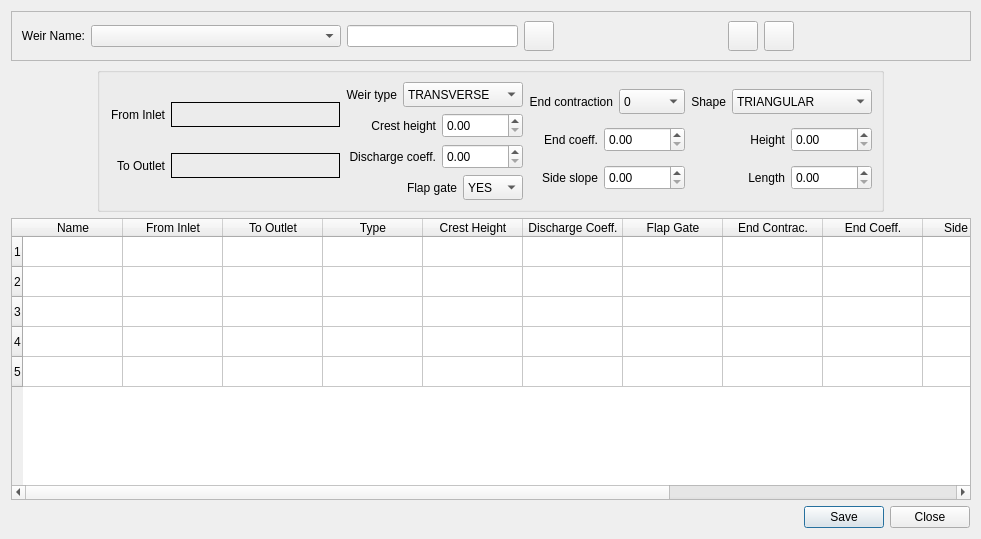
Old version of the form flo2d/ui/weirs.ui in the repository FLO-2DSoftware/qgis-flo-2d-plugin.
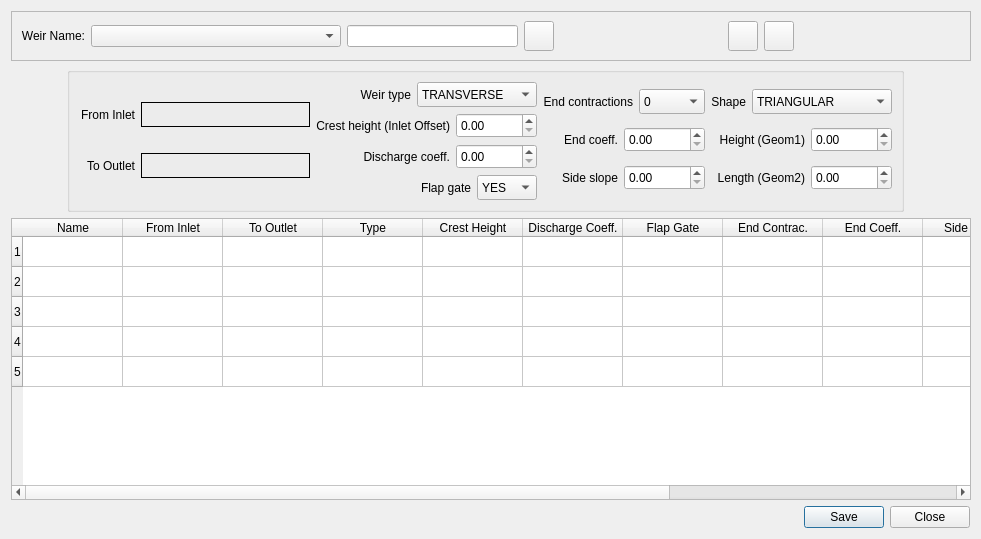
New version of the form. Icons and pictures are not drawn.

Commit message: Some texts in SD weirs dialogs (..from shapefile, export .INP) changed

Patch:
```diff
--- a/flo2d/ui/weirs.ui
+++ b/flo2d/ui/weirs.ui
@@ -525,7 +525,7 @@
               <item>
                <widget class="QLabel" name="label_4">
                 <property name="text">
-                 <string>Crest height</string>
+                 <string>Crest height (Inlet Offset)</string>
                 </property>
                 <property name="alignment">
                  <set>Qt::AlignRight|Qt::AlignTrailing|Qt::AlignVCenter</set>
@@ -656,7 +656,7 @@
               <item>
                <widget class="QLabel" name="label_6">
                 <property name="text">
-                 <string>End contraction</string>
+                 <string>End contractions</string>
                 </property>
                 <property name="alignment">
                  <set>Qt::AlignRight|Qt::AlignTrailing|Qt::AlignVCenter</set>
@@ -846,7 +846,7 @@
               <item>
                <widget class="QLabel" name="label_10">
                 <property name="text">
-                 <string>Height</string>
+                 <string>Height (Geom1)</string>
                 </property>
                 <property name="alignment">
                  <set>Qt::AlignRight|Qt::AlignTrailing|Qt::AlignVCenter</set>
@@ -885,7 +885,7 @@
               <item>
                <widget class="QLabel" name="label_9">
                 <property name="text">
-                 <string>Length</string>
+                 <string>Length (Geom2)</string>
                 </property>
                 <property name="alignment">
                  <set>Qt::AlignRight|Qt::AlignTrailing|Qt::AlignVCenter</set>
```
Left out of the diff: 4 changed lines with no effect on the pictures. The commit also changes 3 other files.
